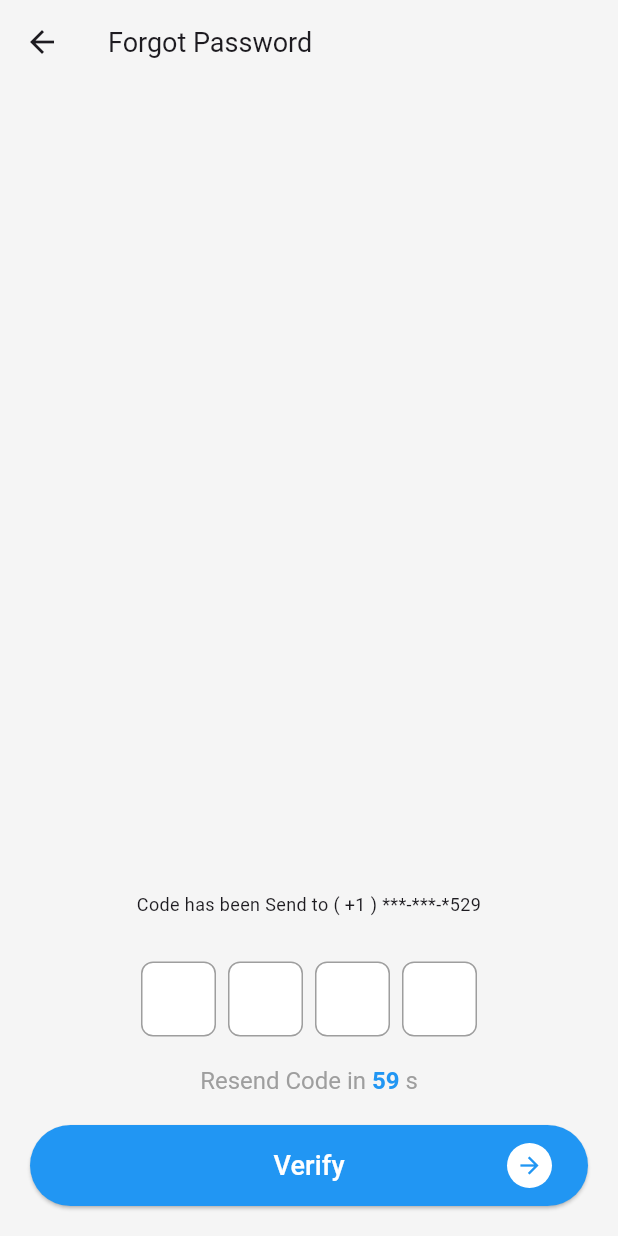
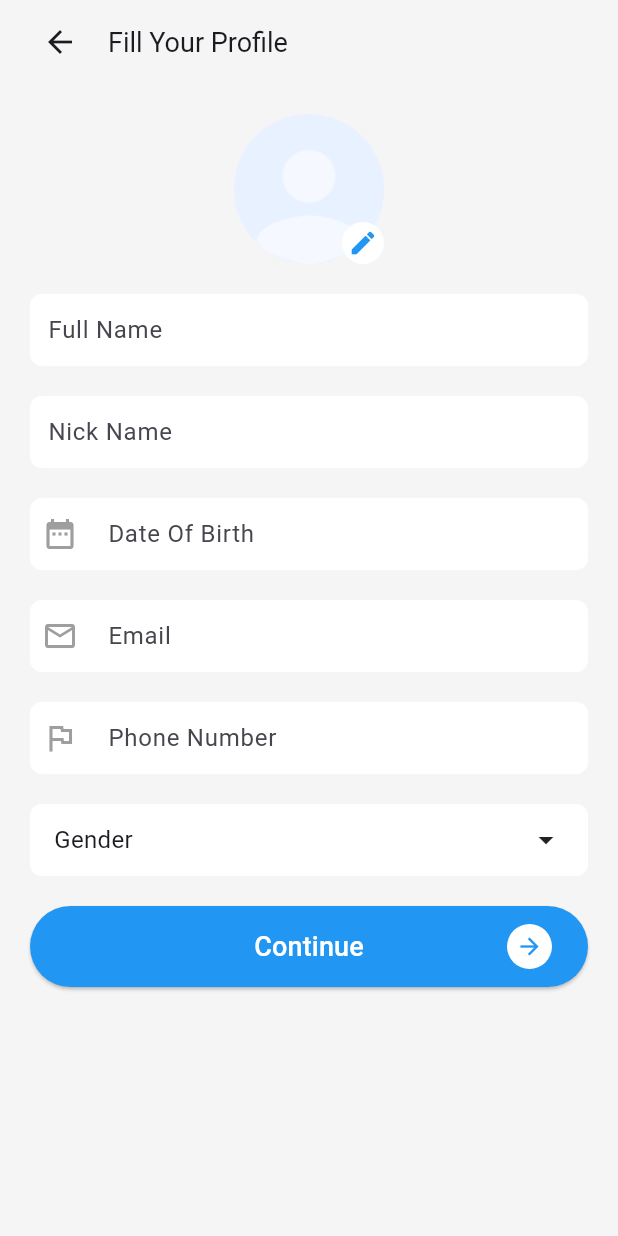
Before and after one commit to RendhikaAditya/slicing_tim6, a Flutter app: the screen it shows after launch, after a tap on "Continue", on a phone screen of 412 x 824 dp. Run offline on Flutter 3.47's test engine with Material 3 defaults, Android fonts, the phone set to English and light mode, and no system bars.

Commit message:
Fill Your Profile

```diff
--- /dev/null
+++ b/lib/fill_profile/fill_profile.dart
@@ -0,0 +1,136 @@
+import 'package:flutter/cupertino.dart';
+import 'package:flutter/material.dart';
+import 'package:slicing_tim6/widget/custom_button.dart';
+import 'package:slicing_tim6/widget/custom_text_field.dart';
+
+import '../widget/custom_date_picker.dart';
+import '../widget/custom_gender_dropdown.dart';
+
+class FillProfile extends StatefulWidget {
+
+
+
+  @override
+  State<FillProfile> createState() => _FillProfileState();
+}
+
+class _FillProfileState extends State<FillProfile> {
+  TextEditingController txtNama = TextEditingController();
+  TextEditingController txtNicName = TextEditingController();
+  TextEditingController txtDate = TextEditingController();
+  TextEditingController txtEmail = TextEditingController();
+  TextEditingController txtPhone = TextEditingController();
+  String? txtGender;
+  @override
+  Widget build(BuildContext context) {
+    return Scaffold(
+      appBar: AppBar(
+        backgroundColor: Colors.grey[100],
+        title: Row(
+          children: [
+            IconButton(
+              icon: Icon(Icons.arrow_back),
+              onPressed: () {
+                Navigator.of(context).pop();
+              },
+            ),
+            SizedBox(width: 8.0), // Atur jarak antara IconButton dan teks
+            Text(
+              'Fill Your Profile',
+              style: TextStyle(fontSize: 18.0),
+            ),
+          ],
+        ),
+      ),
+      body: Container(
+        decoration: BoxDecoration(
+          color: Colors.grey[100]
+        ),
+        child: Padding(
+          padding: EdgeInsets.all(20),
+          child: Column(
+            crossAxisAlignment: CrossAxisAlignment.center,
+            children: [
+              Stack(
+                children: [
+                  Container(
+                    width: 100,
+                    height: 100,
+                    decoration: BoxDecoration(
+                      shape: BoxShape.circle,
+                      color: Colors.grey[100], // Ganti warna lingkaran sesuai kebutuhan
+                    ),
+                    child: Center(
+                      child: Image.asset('assets/images/ic_profile.png'), // Ganti dengan gambar yang diinginkan
+                    ),
+                  ),
+                  Positioned(
+                    bottom: 0,
+                    right: 0,
+                    child: Container(
+                      padding: EdgeInsets.all(4),
+                      decoration: BoxDecoration(
+                        shape: BoxShape.circle,
+                        color: Colors.white,
+                      ),
+                      child: Icon(
+                        Icons.edit,
+                        color: Colors.blue, // Ganti warna ikon sesuai kebutuhan
+                        size: 20, // Ganti ukuran ikon sesuai kebutuhan
+                      ),
+                    ),
+                  ),
+                ],
+              ),
+              SizedBox(height: 20,),
+              CustomTextField(
+                controller: txtNama,
+                hintText: "Full Name",
+              ),
+              SizedBox(height: 20,),
+              CustomTextField(
+                controller: txtNicName,
+                hintText: "Nick Name",
+              ),
+              SizedBox(height: 20,),
+              CustomDatePicker(
+                hintText: 'Date Of Birth',
+                controller: txtDate,
+                icon: Icons.date_range,
+              ),
+              SizedBox(height: 20,),
+              CustomTextField(
+                controller: txtEmail,
+                hintText: "Email",
+                icon: Icons.mail_outline,
+              ),
+              SizedBox(height: 20,),
+              CustomTextField(
+                controller: txtPhone,
+                hintText: "Phone Number",
+                icon: Icons.flag_outlined,
+              ),
+              SizedBox(height: 20,),
+              CustomGenderDropdown(
+                hintText: 'Gender',
+                value: txtGender,
+                onChanged: (value) {
+                  setState(() {
+                    txtGender = value;
+                  });
+                },
+              ),
+              SizedBox(height: 20,),
+              CustomButton(
+                text: "Continue",
+                onPressed:(){
+
+                },
+              )
+            ],
+          ),
+        ),
+      ),
+    );
+  }
+}
--- a/lib/main.dart
+++ b/lib/main.dart
@@ -1,4 +1,5 @@
 import 'package:flutter/material.dart';
+import 'package:slicing_tim6/fill_profile/fill_profile.dart';
 import 'package:slicing_tim6/forgot_password/forgot_password.dart';
 import 'package:slicing_tim6/splashscreen/launchingPage.dart';
 
@@ -19,7 +20,7 @@ class MyApp extends StatelessWidget {
         colorScheme: ColorScheme.fromSeed(seedColor: Colors.deepPurple),
         useMaterial3: true,
       ),
-      home: ForgotPassword(),
+      home: FillProfile(),
       debugShowCheckedModeBanner: false,
     );
   }
--- /dev/null
+++ b/lib/widget/custom_date_picker.dart
@@ -0,0 +1,70 @@
+import 'package:flutter/material.dart';
+
+class CustomDatePicker extends StatefulWidget {
+  final String hintText;
+  final TextEditingController controller;
+  final IconData? icon;
+
+  CustomDatePicker({
+    required this.hintText,
+    required this.controller,
+    this.icon,
+  });
+
+  @override
+  _CustomDatePickerState createState() => _CustomDatePickerState();
+}
+
+class _CustomDatePickerState extends State<CustomDatePicker> {
+  Future<void> _selectDate(BuildContext context) async {
+    final DateTime? picked = await showDatePicker(
+      context: context,
+      initialDate: DateTime.now(),
+      firstDate: DateTime(1900),
+      lastDate: DateTime(2101),
+    );
+    if (picked != null && picked != widget.controller.text) {
+      setState(() {
+        widget.controller.text = picked.toString().split(" ")[0];
+      });
+    }
+  }
+
+  @override
+  Widget build(BuildContext context) {
+    return Container(
+      decoration: BoxDecoration(
+        color: Colors.white,
+        border: Border.all(color: Colors.white10, width: 0),
+        borderRadius: BorderRadius.circular(8),
+      ),
+      child: Row(
+        children: [
+          // Menambahkan ikon dengan padding
+          if (widget.icon != null)
+            Padding(
+              padding: EdgeInsets.all(8.0),
+              child: Icon(widget.icon, color: Colors.grey),
+            ),
+          Expanded(
+            // Menggunakan Expanded agar teks dapat mengambil sisa ruang
+            child: GestureDetector(
+              onTap: () => _selectDate(context),
+              child: AbsorbPointer(
+                child: TextFormField(
+                  controller: widget.controller,
+                  decoration: InputDecoration(
+                    border: InputBorder.none,
+                    hintText: widget.hintText,
+                    // Menengahkan teks secara horizontal
+                    contentPadding: EdgeInsets.symmetric(horizontal: 12),
+                  ),
+                ),
+              ),
+            ),
+          ),
+        ],
+      ),
+    );
+  }
+}
--- /dev/null
+++ b/lib/widget/custom_gender_dropdown.dart
@@ -0,0 +1,83 @@
+import 'package:flutter/material.dart';
+
+class CustomGenderDropdown extends StatefulWidget {
+  final String hintText;
+  final String? value;
+  final ValueChanged<String?> onChanged;
+
+  CustomGenderDropdown({
+    required this.hintText,
+    required this.value,
+    required this.onChanged,
+  });
+
+  @override
+  _CustomGenderDropdownState createState() => _CustomGenderDropdownState();
+}
+
+class _CustomGenderDropdownState extends State<CustomGenderDropdown> {
+  @override
+  Widget build(BuildContext context) {
+    return GestureDetector(
+      onTap: () {
+        showDialog(
+          context: context,
+          builder: (BuildContext context) {
+            return Dialog(
+              shape: RoundedRectangleBorder(
+                borderRadius: BorderRadius.circular(10.0),
+              ),
+              elevation: 0.0,
+              backgroundColor: Colors.transparent,
+              child: Container(
+                decoration: BoxDecoration(
+                  borderRadius: BorderRadius.circular(10.0),
+                  color: Colors.white,
+                ),
+                child: Column(
+                  mainAxisSize: MainAxisSize.min,
+                  children: [
+                    ListTile(
+                      title: Text('Laki-laki'),
+                      onTap: () {
+                        Navigator.pop(context, 'Laki-laki');
+                      },
+                    ),
+                    ListTile(
+                      title: Text('Perempuan'),
+                      onTap: () {
+                        Navigator.pop(context, 'Perempuan');
+                      },
+                    ),
+                  ],
+                ),
+              ),
+            );
+          },
+        ).then((value) {
+          if (value != null) {
+            widget.onChanged(value);
+          }
+        });
+      },
+      child: Container(
+        padding: EdgeInsets.symmetric(vertical: 12.0, horizontal: 16.0),
+        decoration: BoxDecoration(
+          borderRadius: BorderRadius.circular(8.0),
+          color: Colors.white
+        ),
+        child: Row(
+          children: [
+            Expanded(
+              child: Text(
+                widget.value ?? widget.hintText,
+                style: TextStyle(fontSize: 16.0),
+              ),
+            ),
+            Icon(Icons.arrow_drop_down),
+          ],
+        ),
+      ),
+    );
+  }
+}
--- a/lib/widget/custom_text_field.dart
+++ b/lib/widget/custom_text_field.dart
@@ -3,12 +3,12 @@ import 'package:flutter/material.dart';
 class CustomTextField extends StatefulWidget {
   final String hintText;
   final TextEditingController controller;
-  final IconData icon;
+  final IconData? icon;
 
   CustomTextField({
     required this.hintText,
     required this.controller,
-    required this.icon,
+    this.icon,
   });
 
   @override
@@ -24,13 +24,27 @@ class _CustomTextFieldState extends State<CustomTextField> {
         border: Border.all(color: Colors.white10, width: 0),
         borderRadius: BorderRadius.circular(8),
       ),
+      child: Row(
+        children: [
+          // Menambahkan ikon dengan padding
+          if (widget.icon != null)
+            Padding(
+              padding: EdgeInsets.all(8.0),
+              child: Icon(widget.icon, color: Colors.grey,),
+            ),
+          Expanded(
+            // Menggunakan Expanded agar teks dapat mengambil sisa ruang
             child: TextFormField(
               controller: widget.controller,
               decoration: InputDecoration(
                 border: InputBorder.none,
                 hintText: widget.hintText,
-          prefixIcon: Icon(widget.icon),
+                // Menengahkan teks secara horizontal
+                contentPadding: EdgeInsets.symmetric(horizontal: 12),
               ),
+            ),
+          ),
+        ],
       ),
     );
   }
```
Also changed, not shown: assets/images/ic_profile.png (added), lib/generated/assets.dart (added). Lines whose indentation alone changed are shown as unchanged.
